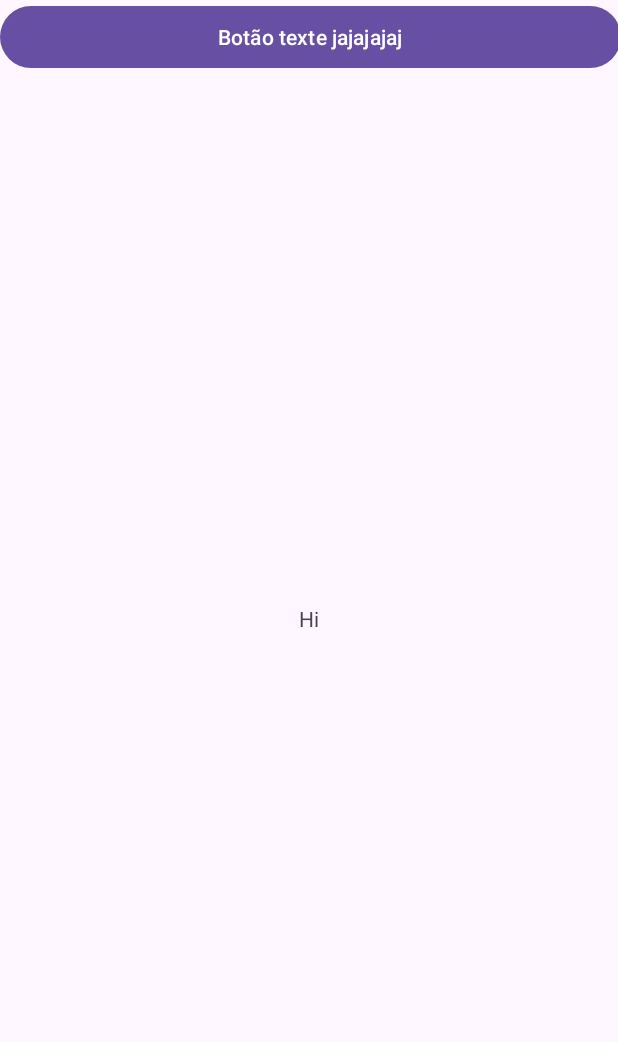
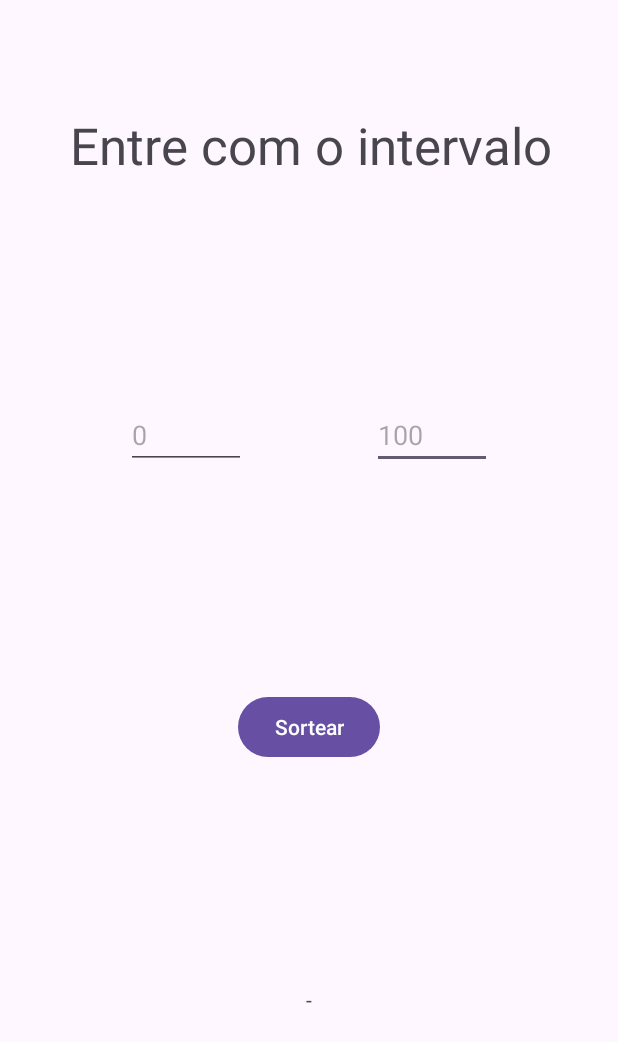
Before and after one commit to dudaotaku/Dispositivos_moveis, an Android app: the screen it shows after launch (MainActivity), on a phone screen of 412 x 824 dp. Shown: the top 1042 px of the screen. Run offline under Robolectric (Android 15) with nearby library versions, the phone set to English and light mode, and no system bars.

Commit message:
Sorteio_numero

```diff
--- a/app/src/main/java/com/example/myapplication/MainActivity.java
+++ b/app/src/main/java/com/example/myapplication/MainActivity.java
@@ -2,6 +2,9 @@ package com.example.myapplication;
 
 import android.app.LocaleManager;
 import android.os.Bundle;
+import android.widget.Button;
+import android.widget.EditText;
+import android.widget.TextView;
 
 import androidx.activity.EdgeToEdge;
 import androidx.appcompat.app.AppCompatActivity;
@@ -9,13 +12,39 @@ import androidx.core.graphics.Insets;
 import androidx.core.view.ViewCompat;
 import androidx.core.view.WindowInsetsCompat;
 
+import java.util.Random;
+
 public class MainActivity extends AppCompatActivity {
+
+    TextView textViewResult;
+    EditText editTextMin,editTextMax;
+    Button button;
 
     @Override
     protected void onCreate(Bundle savedInstanceState) {
+
         super.onCreate(savedInstanceState);
         EdgeToEdge.enable(this);
         setContentView(R.layout.activity_main);
+        //Associar os objetos declarados e inicializados apartir do xml com variaveis locais.
+        button=findViewById(R.id.button);
+        editTextMin=findViewById(R.id.edMin);
+        editTextMax=findViewById(R.id.edMax);
+        textViewResult=findViewById(R.id.tvResult);
+
+        button.setOnClickListener((v) -> {
+
+            int min=Integer.parseInt(editTextMin.getText().toString());
+            int max=Integer.parseInt(editTextMax.getText().toString());
+            int sorteado=0;
+            Random random=new Random();
+            sorteado = (int) (Math.random()*(max-min)+min);
+
+            textViewResult.setText(Integer.toString(sorteado));
+
+
+        });
+
         LocaleManager lm;
         getString(R.string.Hello);
         ViewCompat.setOnApplyWindowInsetsListener(findViewById(R.id.main), (v, insets) -> {
--- a/app/src/main/res/layout/activity_main.xml
+++ b/app/src/main/res/layout/activity_main.xml
@@ -8,19 +8,64 @@
     tools:context=".MainActivity">
 
     <TextView
+        android:id="@+id/textview"
         android:layout_width="wrap_content"
         android:layout_height="wrap_content"
-        android:text="@string/Hello"
+        android:text="Entre com o intervalo"
+        android:textSize="34sp"
+        app:layout_constraintBottom_toBottomOf="parent"
+        app:layout_constraintEnd_toEndOf="parent"
+
+        app:layout_constraintHorizontal_bias="0.516"
+        app:layout_constraintStart_toStartOf="parent"
+        app:layout_constraintTop_toTopOf="parent"
+        app:layout_constraintVertical_bias="0.095" />
+
+    <EditText
+        android:id="@+id/edMax"
+        android:layout_width="80dp"
+        android:layout_height="wrap_content"
+        android:ems="10"
+        android:inputType="number"
+        android:hint="100"
+        android:text=""
+        app:layout_constraintEnd_toEndOf="parent"
+        app:layout_constraintHorizontal_bias="0.5"
+        app:layout_constraintStart_toEndOf="@+id/edMin"
+        app:layout_constraintTop_toTopOf="@+id/edMin" />
+
+    <EditText
+        android:id="@+id/edMin"
+        android:layout_width="80dp"
+        android:layout_height="wrap_content"
+        android:ems="10"
+        android:inputType="number"
+        android:hint="0"
+        android:text=""
+        app:layout_constraintBottom_toTopOf="@+id/button"
+        app:layout_constraintEnd_toStartOf="@+id/edMax"
+        app:layout_constraintHorizontal_bias="0.5"
+        app:layout_constraintStart_toStartOf="parent"
+        app:layout_constraintTop_toBottomOf="@+id/textview" />
+
+    <Button
+        android:id="@+id/button"
+        android:layout_width="wrap_content"
+        android:layout_height="wrap_content"
+        android:text="Sortear"
+        app:layout_constraintBottom_toTopOf="@+id/tvResult"
+        app:layout_constraintEnd_toEndOf="parent"
+        app:layout_constraintStart_toStartOf="parent"
+        app:layout_constraintTop_toBottomOf="@+id/edMin" />
+
+    <TextView
+        android:id="@+id/tvResult"
+        android:layout_width="wrap_content"
+        android:layout_height="wrap_content"
+        android:text="-"
         app:layout_constraintBottom_toBottomOf="parent"
         app:layout_constraintEnd_toEndOf="parent"
         app:layout_constraintStart_toStartOf="parent"
-        app:layout_constraintTop_toTopOf="parent" />
-
-    <Button
-        android:layout_width="414dp"
-        android:layout_height="49dp"
-        android:text="Botão texte jajajajaj"
-        tools:layout_editor_absoluteX="-2dp"
-        tools:layout_editor_absoluteY="2dp" />
+        app:layout_constraintTop_toBottomOf="@+id/button" />
 
 </androidx.constraintlayout.widget.ConstraintLayout>
```
